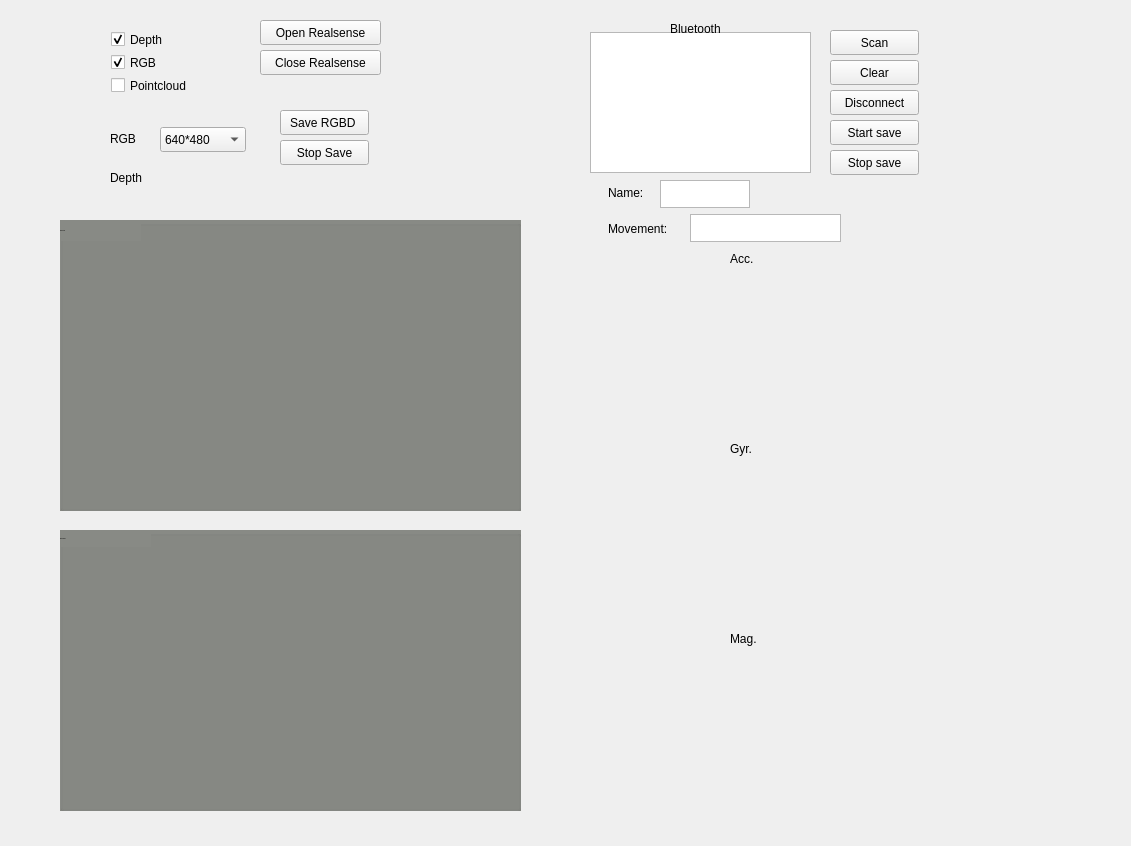
Above: rscollectdata.ui from skaegy/Realsense-Collection before the change. Below: the same form after it.
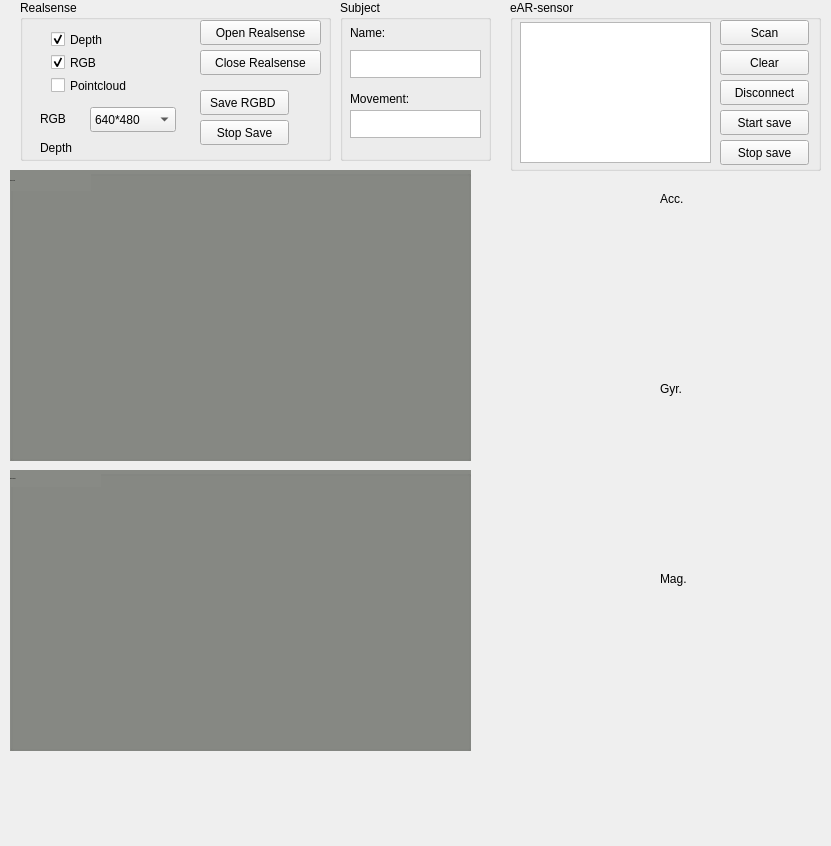
That is the form after the change. Custom widgets are drawn as their Qt base class.

What changed in the file:
```diff
--- a/rscollectdata.ui
+++ b/rscollectdata.ui
@@ -6,7 +6,7 @@
    <rect>
     <x>0</x>
     <y>0</y>
-    <width>1131</width>
+    <width>831</width>
     <height>846</height>
    </rect>
   </property>
@@ -16,8 +16,8 @@
   <widget class="QComboBox" name="comboBox">
    <property name="geometry">
     <rect>
-     <x>160</x>
-     <y>127</y>
+     <x>90</x>
+     <y>107</y>
      <width>86</width>
      <height>25</height>
     </rect>
@@ -31,8 +31,8 @@
   <widget class="QLabel" name="Label_rgb_resolution">
    <property name="geometry">
     <rect>
-     <x>110</x>
-     <y>130</y>
+     <x>40</x>
+     <y>110</y>
      <width>41</width>
      <height>17</height>
     </rect>
@@ -44,7 +44,7 @@
   <widget class="QWidget" name="layoutWidget">
    <property name="geometry">
     <rect>
-     <x>100</x>
+     <x>40</x>
      <y>20</y>
      <width>101</width>
      <height>85</height>
@@ -90,8 +90,8 @@
   <widget class="QGroupBox" name="RGBBox">
    <property name="geometry">
     <rect>
-     <x>60</x>
-     <y>220</y>
+     <x>10</x>
+     <y>170</y>
      <width>461</width>
      <height>291</height>
     </rect>
@@ -127,8 +127,8 @@
   <widget class="QGroupBox" name="DepthBox">
    <property name="geometry">
     <rect>
-     <x>60</x>
-     <y>530</y>
+     <x>10</x>
+     <y>470</y>
      <width>461</width>
      <height>281</height>
     </rect>
@@ -162,8 +162,8 @@
   <widget class="QLabel" name="Label_depth_resolution">
    <property name="geometry">
     <rect>
-     <x>110</x>
-     <y>170</y>
+     <x>40</x>
+     <y>140</y>
      <width>51</width>
      <height>16</height>
     </rect>
@@ -175,7 +175,7 @@
   <widget class="QPushButton" name="Button_openRSThread">
    <property name="geometry">
     <rect>
-     <x>260</x>
+     <x>200</x>
      <y>20</y>
      <width>121</width>
      <height>25</height>
@@ -188,7 +188,7 @@
   <widget class="QPushButton" name="Button_closeRSThread">
    <property name="geometry">
     <rect>
-     <x>260</x>
+     <x>200</x>
      <y>50</y>
      <width>121</width>
      <height>25</height>
@@ -201,8 +201,8 @@
   <widget class="QPushButton" name="Button_saveRGBD">
    <property name="geometry">
     <rect>
-     <x>280</x>
-     <y>110</y>
+     <x>200</x>
+     <y>90</y>
      <width>89</width>
      <height>25</height>
     </rect>
@@ -214,8 +214,8 @@
   <widget class="QPushButton" name="Button_stopSaveRGBD">
    <property name="geometry">
     <rect>
-     <x>280</x>
-     <y>140</y>
+     <x>200</x>
+     <y>120</y>
      <width>89</width>
      <height>25</height>
     </rect>
@@ -227,8 +227,8 @@
   <widget class="QPushButton" name="Button_ScanBLE">
    <property name="geometry">
     <rect>
-     <x>830</x>
-     <y>30</y>
+     <x>720</x>
+     <y>20</y>
      <width>89</width>
      <height>25</height>
     </rect>
@@ -240,8 +240,8 @@
   <widget class="QPushButton" name="Button_ClearBLE">
    <property name="geometry">
     <rect>
-     <x>830</x>
-     <y>60</y>
+     <x>720</x>
+     <y>50</y>
      <width>89</width>
      <height>25</height>
     </rect>
@@ -253,8 +253,8 @@
   <widget class="QPushButton" name="Button_QuitBLE">
    <property name="geometry">
     <rect>
-     <x>830</x>
-     <y>90</y>
+     <x>720</x>
+     <y>80</y>
      <width>89</width>
      <height>25</height>
     </rect>
@@ -266,9 +266,9 @@
   <widget class="QListWidget" name="List_BLE">
    <property name="geometry">
     <rect>
-     <x>590</x>
-     <y>32</y>
-     <width>221</width>
+     <x>520</x>
+     <y>22</y>
+     <width>191</width>
      <height>141</height>
     </rect>
    </property>
@@ -276,31 +276,18 @@
   <widget class="QCustomPlot" name="customPlot_ACC" native="true">
    <property name="geometry">
     <rect>
-     <x>600</x>
-     <y>260</y>
+     <x>530</x>
+     <y>200</y>
      <width>281</width>
      <height>170</height>
     </rect>
    </property>
   </widget>
-  <widget class="QLabel" name="label">
-   <property name="geometry">
-    <rect>
-     <x>670</x>
-     <y>20</y>
-     <width>81</width>
-     <height>17</height>
-    </rect>
-   </property>
-   <property name="text">
-    <string>Bluetooth</string>
-   </property>
-  </widget>
   <widget class="QCustomPlot" name="customPlot_GYR" native="true">
    <property name="geometry">
     <rect>
-     <x>600</x>
-     <y>450</y>
+     <x>530</x>
+     <y>390</y>
      <width>281</width>
      <height>170</height>
     </rect>
@@ -309,8 +296,8 @@
   <widget class="QLabel" name="label_2">
    <property name="geometry">
     <rect>
-     <x>730</x>
-     <y>250</y>
+     <x>660</x>
+     <y>190</y>
      <width>111</width>
      <height>17</height>
     </rect>
@@ -322,8 +309,8 @@
   <widget class="QLabel" name="label_3">
    <property name="geometry">
     <rect>
-     <x>730</x>
-     <y>440</y>
+     <x>660</x>
+     <y>380</y>
      <width>111</width>
      <height>17</height>
     </rect>
@@ -335,8 +322,8 @@
   <widget class="QLabel" name="label_4">
    <property name="geometry">
     <rect>
-     <x>730</x>
-     <y>630</y>
+     <x>660</x>
+     <y>570</y>
      <width>111</width>
      <height>17</height>
     </rect>
@@ -348,8 +335,8 @@
   <widget class="QCustomPlot" name="customPlot_MAG" native="true">
    <property name="geometry">
     <rect>
-     <x>600</x>
-     <y>640</y>
+     <x>530</x>
+     <y>580</y>
      <width>281</width>
      <height>170</height>
     </rect>
@@ -358,8 +345,8 @@
   <widget class="QPushButton" name="Button_startSaveBLE">
    <property name="geometry">
     <rect>
-     <x>830</x>
-     <y>120</y>
+     <x>720</x>
+     <y>110</y>
      <width>89</width>
      <height>25</height>
     </rect>
@@ -371,8 +358,8 @@
   <widget class="QPushButton" name="Button_stopSaveBLE">
    <property name="geometry">
     <rect>
-     <x>830</x>
-     <y>150</y>
+     <x>720</x>
+     <y>140</y>
      <width>89</width>
      <height>25</height>
     </rect>
@@ -384,9 +371,9 @@
   <widget class="QTextEdit" name="Text_subject_name">
    <property name="geometry">
     <rect>
-     <x>660</x>
-     <y>180</y>
-     <width>90</width>
+     <x>350</x>
+     <y>50</y>
+     <width>131</width>
      <height>28</height>
     </rect>
    </property>
@@ -394,9 +381,9 @@
   <widget class="QTextEdit" name="Text_subject_action">
    <property name="geometry">
     <rect>
-     <x>690</x>
-     <y>214</y>
-     <width>151</width>
+     <x>350</x>
+     <y>110</y>
+     <width>131</width>
      <height>28</height>
     </rect>
    </property>
@@ -404,8 +391,8 @@
   <widget class="QLabel" name="label_5">
    <property name="geometry">
     <rect>
-     <x>608</x>
-     <y>184</y>
+     <x>350</x>
+     <y>24</y>
      <width>67</width>
      <height>17</height>
     </rect>
@@ -417,8 +404,8 @@
   <widget class="QLabel" name="label_6">
    <property name="geometry">
     <rect>
-     <x>608</x>
-     <y>220</y>
+     <x>350</x>
+     <y>90</y>
      <width>81</width>
      <height>17</height>
     </rect>
@@ -427,6 +414,48 @@
     <string>Movement:</string>
    </property>
   </widget>
+  <widget class="QGroupBox" name="groupBox_2">
+   <property name="geometry">
+    <rect>
+     <x>340</x>
+     <y>0</y>
+     <width>151</width>
+     <height>161</height>
+    </rect>
+   </property>
+   <property name="title">
+    <string>Subject</string>
+   </property>
+  </widget>
+  <widget class="QGroupBox" name="groupBox">
+   <property name="geometry">
+    <rect>
+     <x>20</x>
+     <y>0</y>
+     <width>311</width>
+     <height>161</height>
+    </rect>
+   </property>
+   <property name="title">
+    <string>Realsense</string>
+   </property>
+  </widget>
+  <widget class="QGroupBox" name="groupBox_3">
+   <property name="geometry">
+    <rect>
+     <x>510</x>
+     <y>0</y>
+     <width>311</width>
+     <height>171</height>
+    </rect>
+   </property>
+   <property name="title">
+    <string>eAR-sensor</string>
+   </property>
+  </widget>
+  <zorder>groupBox</zorder>
+  <zorder>groupBox_3</zorder>
+  <zorder>groupBox_2</zorder>
   <zorder>RGBBox</zorder>
   <zorder>comboBox</zorder>
   <zorder>Label_rgb_resolution</zorder>
```
Left out of the diff: 1 changed line with no effect on the pictures.
